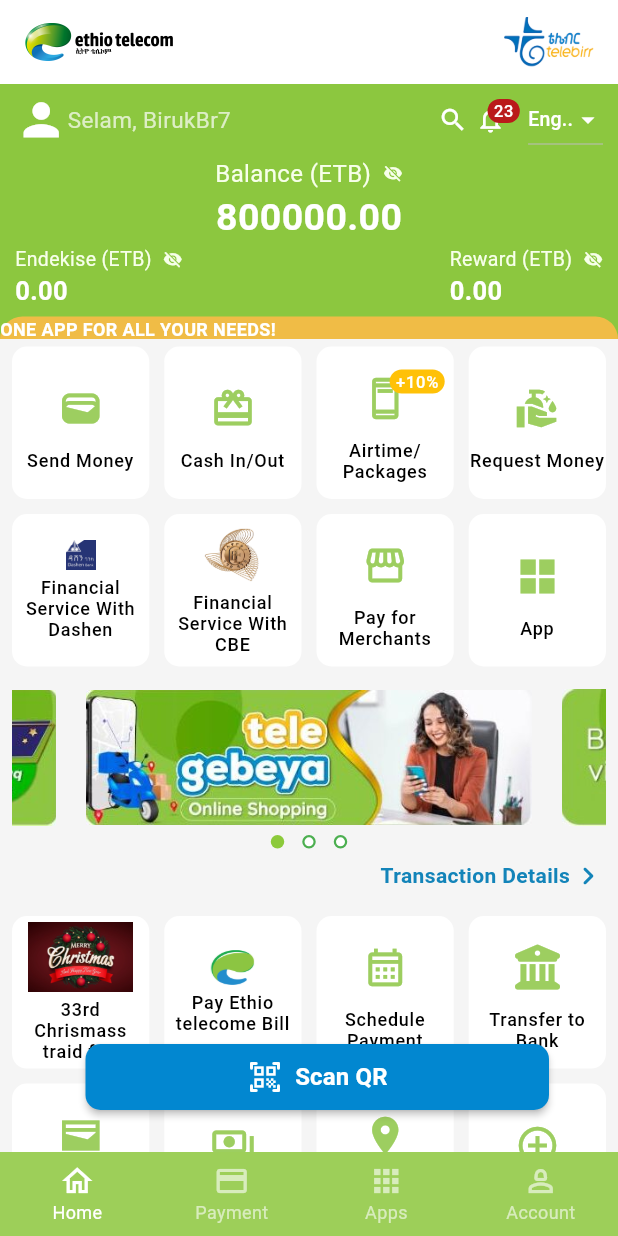
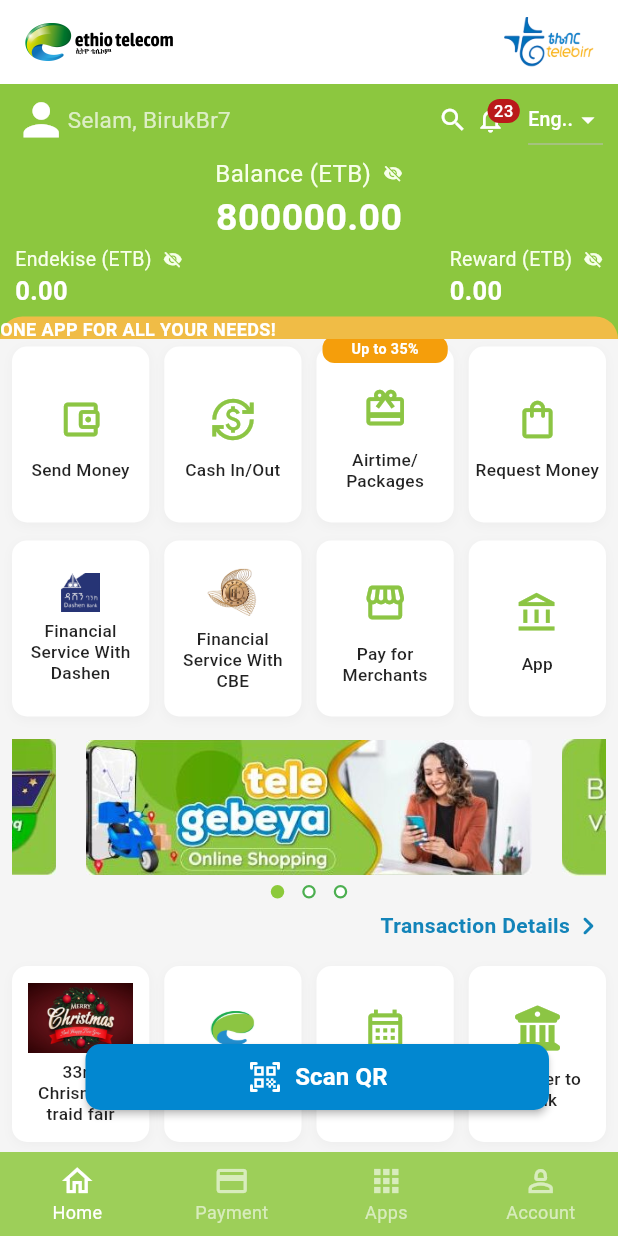
Before and after one commit to birukbr7/Telebirr-clone-by-biruk, a Flutter app: the screen it shows after launch, on a phone screen of 412 x 824 dp. Run offline on Flutter 3.47's test engine with Material 3 defaults, Android fonts, the phone set to English and light mode, and no system bars; drawn by our look-alikes of carousel_slider, dots_indicator, marquee; our stand-ins replace font_awesome_flutter, google_fonts.

Commit message:
Update grid_content.dart

```diff
--- a/lib/widgets/grid_content.dart
+++ b/lib/widgets/grid_content.dart
@@ -19,15 +19,19 @@ class GridContent extends StatelessWidget {
       shrinkWrap: true,
       gridDelegate: const SliverGridDelegateWithFixedCrossAxisCount(
         crossAxisCount: 4,
-        mainAxisSpacing: 10,
+        mainAxisSpacing: 12,
         crossAxisSpacing: 10,
-        childAspectRatio: 0.9,
+        childAspectRatio: 0.78,
       ),
       itemCount: 8,
       itemBuilder: (context, index) {
+        final String label = gridLabel[index];
+        final bool isAirtime = label.toLowerCase().contains('airtime') ||
+            label.toLowerCase().contains('package');
+
         return GestureDetector(
           onTap: () {
-            if (gridLabel[index] == 'Send Money') {
+            if (label.toLowerCase().contains('send')) {
               Navigator.push(
                 context,
                 MaterialPageRoute(
@@ -36,33 +40,67 @@ class GridContent extends StatelessWidget {
               );
             }
           },
-          child: Container(
+          child: Stack(
+            clipBehavior: Clip.none,
+            children: [
+              Container(
+                width: double.infinity,
+                padding: const EdgeInsets.symmetric(horizontal: 4, vertical: 8),
                 decoration: BoxDecoration(
                   color: Colors.white,
                   borderRadius: BorderRadius.circular(10),
+                  boxShadow: [
+                    BoxShadow(
+                      color: Colors.black.withOpacity(0.03),
+                      blurRadius: 5,
+                      offset: const Offset(0, 2),
+                    ),
+                  ],
                 ),
                 child: Column(
                   mainAxisAlignment: MainAxisAlignment.center,
                   children: [
                     gridIcon[index],
-                const SizedBox(
-                  height: 5,
-                ),
+                    const SizedBox(height: 6),
                     Text(
-                  gridLabel[index],
-                  maxLines: 3,
+                      label,
+                      maxLines: 4,
                       textAlign: TextAlign.center,
                       style: const TextStyle(
-                    color: Colors.black,
+                        color: Colors.black87,
                         overflow: TextOverflow.ellipsis,
-                    fontSize: 12,
-                    letterSpacing: 0.5,
+                        fontSize: 11.5,
+                        letterSpacing: 0.2,
                         fontWeight: FontWeight.w500,
-                    height: 0,
+                        height: 1.2,
                       ),
                     ),
                   ],
                 ),
+              ),
+              if (isAirtime)
+                Positioned(
+                  top: -7,
+                  left: 4,
+                  right: 4,
+                  child: Container(
+                    padding: const EdgeInsets.symmetric(horizontal: 4, vertical: 2),
+                    decoration: BoxDecoration(
+                      color: const Color(0xFFF59E0B),
+                      borderRadius: BorderRadius.circular(8),
+                    ),
+                    child: const Text(
+                      'Up to 35%',
+                      textAlign: TextAlign.center,
+                      style: TextStyle(
+                        color: Colors.white,
+                        fontSize: 9.5,
+                        fontWeight: FontWeight.bold,
+                      ),
+                    ),
+                  ),
+                ),
+            ],
           ),
         );
       },
@@ -80,20 +118,10 @@ class GridIcons extends StatelessWidget {
   @override
   Widget build(BuildContext context) {
     return Padding(
-      padding: const EdgeInsets.all(8.0),
-      child: icon == Icons.ad_units_outlined
-          ? Badge(
-              label: const Text('+10%'),
-              backgroundColor: Colors.amber,
+      padding: const EdgeInsets.all(6.0),
       child: Icon(
         icon,
-                color: const Color.fromRGBO(140, 197, 68, 0.85),
-                size: 30,
-              ),
-            )
-          : Icon(
-              icon,
-              color: const Color.fromRGBO(140, 197, 68, 0.85),
+        color: const Color.fromRGBO(140, 197, 68, 1),
         size: 30,
       ),
     );
@@ -101,17 +129,14 @@ class GridIcons extends StatelessWidget {
 }
 
 List<Widget> topGridIcon = const [
-  GridIcons(icon: Icons.wallet),
-  GridIcons(icon: Icons.wallet_giftcard),
-  GridIcons(icon: Icons.ad_units_outlined),
-  GridIcons(icon: Icons.clean_hands_sharp),
-  Image(image: AssetImage('images/dashen.png'), width: 20),
-  Image(
-    image: AssetImage('images/cbe.png'),
-    width: 40,
-  ),
+  GridIcons(icon: Icons.account_balance_wallet_outlined),
+  GridIcons(icon: Icons.currency_exchange),
+  GridIcons(icon: Icons.card_giftcard),
+  GridIcons(icon: Icons.shopping_bag_outlined),
+  Image(image: AssetImage('images/dashen.png'), width: 26),
+  Image(image: AssetImage('images/cbe.png'), width: 36),
   GridIcons(icon: Icons.storefront),
-  GridIcons(icon: Icons.window_sharp),
+  GridIcons(icon: Icons.account_balance_outlined),
 ];
 
 List<Widget> bottomGridIcon = const [
```
Lines whose indentation alone changed are shown as unchanged.
